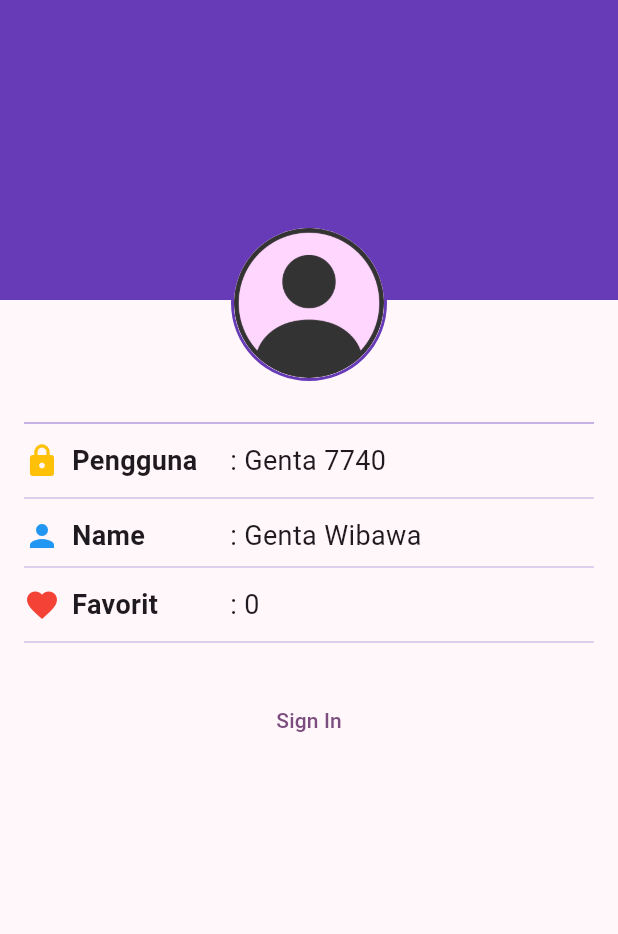
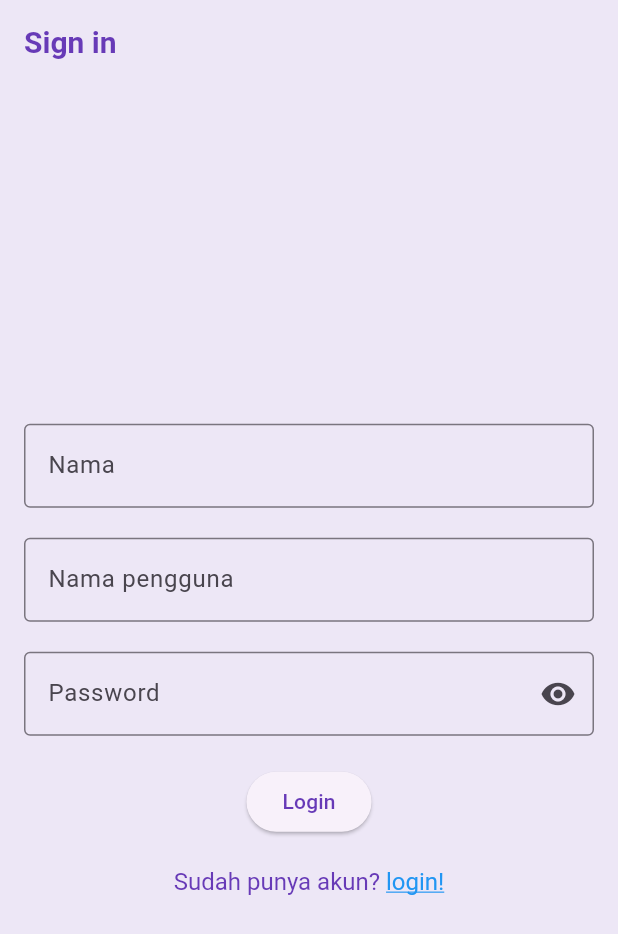
Before and after one commit to GentaWasTaken/wisata_candi, a Flutter app: the screen it shows after launch, on a phone screen of 412 x 824 dp. Shown: the top 934 px of the screen. Run offline on Flutter 3.47's test engine with Material 3 defaults, Android fonts, the phone set to English and light mode, and no system bars.

Commit message:
Sign and Sign up screen!

```diff
--- a/lib/main.dart
+++ b/lib/main.dart
@@ -2,6 +2,8 @@ import 'package:flutter/material.dart';
 import 'package:wisata_candi/data/candi_data.dart';
 import 'package:wisata_candi/screens/detail_screen.dart';
 import 'package:wisata_candi/screens/profile_screen.dart';
+import 'package:wisata_candi/screens/sign_in_screen.dart';
+import 'package:wisata_candi/screens/sign_up_screen.dart';
 
 void main() {
   runApp(const MainApp());
@@ -15,11 +17,25 @@ class MainApp extends StatelessWidget {
     return MaterialApp(
       title: "Flutter Demo",
       theme: ThemeData(
-        colorScheme: ColorScheme.fromSeed(seedColor: Colors.purple),
+        appBarTheme: AppBarTheme(
+          iconTheme: IconThemeData(
+            color: Colors.deepPurple,
+          ),
+          titleTextStyle: TextStyle(
+            color: Colors.deepPurple,
+            fontSize: 20,
+            fontWeight: FontWeight.bold,
+          ),),
+          colorScheme: ColorScheme.fromSeed(seedColor: Colors.deepPurple).copyWith(
+          primary: Colors.deepPurple,
+          surface: Colors.deepPurple[50],
+        ),
         useMaterial3: true,
       ),
       //home: DetailScreen(candi: candiList[0]),
-      home: ProfileScreen(),
+      //home: ProfileScreen(),
+      home: SignUpScreen(),
+      //home: SignInScreen(),
     );
   }
 }
--- /dev/null
+++ b/lib/screens/sign_up_screen.dart
@@ -0,0 +1,104 @@
+import 'package:flutter/gestures.dart';
+import 'package:flutter/material.dart';
+
+class SignUpScreen extends StatefulWidget {
+  @override
+  State<StatefulWidget> createState() => _SignUpScreen();
+}
+
+
+class _SignUpScreen extends State<SignUpScreen> {
+
+  // TODO: Deklarasi variable;
+  final TextEditingController _usernameController = TextEditingController();
+  final TextEditingController _nameController = TextEditingController();
+  final TextEditingController _passwordController = TextEditingController();
+  String _errorMessage = "";
+  bool _isSignin = false;
+  bool _obsecurePassword = false;
+
+
+  @override
+  Widget build(BuildContext context) {
+    return Scaffold(
+      // TODO: Pasang AppBar;
+      appBar: AppBar(
+        title: const Text("Sign in"),
+
+      ),
+      // TODO: Pasang Body;
+      body: Center(
+        child: SingleChildScrollView(
+          child: Padding(
+            padding: const EdgeInsets.all(16.0),
+            child: Column(
+              // TODO: Atur mainAxisAlignment dan CrossAxisAlignment;
+              mainAxisAlignment: MainAxisAlignment.center,
+              crossAxisAlignment: CrossAxisAlignment.center,
+              children: [
+                // TODO: Nama lengkap;
+                TextFormField(
+                  controller: _nameController,
+                  decoration: const InputDecoration(
+                      labelText: "Nama",
+                      border: OutlineInputBorder()
+                  ),
+                ),
+                SizedBox(
+                  height: 20.0,
+                ),
+                // TODO: Pasang TextFormField Nama pengguna;
+                TextFormField(
+                  controller: _usernameController,
+                  decoration: const InputDecoration(
+                      labelText: "Nama pengguna",
+                      border: OutlineInputBorder()
+                  ),
+                ),
+
+                // TODO: Pasang TextFormField Kata sandi;
+                SizedBox(height: 20,),
+                TextFormField(
+                  controller: _passwordController,
+                  decoration: InputDecoration(
+                    labelText: "Password",
+                    border: OutlineInputBorder(),
+                    errorText: _errorMessage.isNotEmpty ? _errorMessage : null,
+                    suffixIcon: IconButton(onPressed: (){
+                      setState(() {
+                        _obsecurePassword = !_obsecurePassword;
+                      });
+                    }, icon: Icon(_obsecurePassword ? Icons.visibility_off : Icons.visibility)),
+                  ),
+                  obscureText: _obsecurePassword,
+                ),
+                // TODO: Pasang ElevatedButton Sign in;
+                SizedBox(height: 20,),
+                ElevatedButton(
+                  onPressed: (){},
+                  child: Text("Login"),
+                ),
+                SizedBox(height: 20,),
+                RichText(text: TextSpan(
+                    text: "Sudah punya akun? ",
+                    style: const TextStyle(fontSize: 16, color: Colors.deepPurple),
+                    children: <TextSpan>[
+                      TextSpan(
+                        text: "login!",
+                        style: const TextStyle(
+                          color: Colors.blue,
+                          decoration: TextDecoration.underline,
+                          fontSize: 16,
+                        ),
+                        recognizer: TapGestureRecognizer()..onTap = (){},
+                      )
+                    ]
+                ))
+              ],
+            ),
+          ),
+        ),
+      ),
+    );
+  }
+}
```
Also changed, not shown: lib/screens/sign_in_screen.dart (added, +92 -0 lines).
